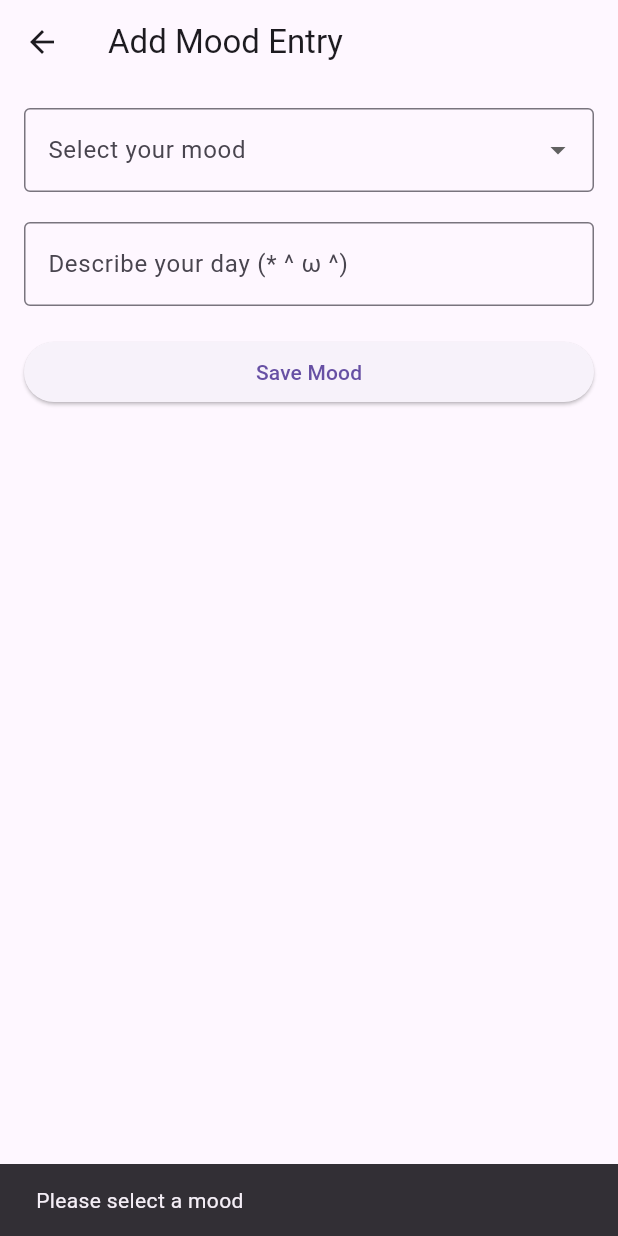
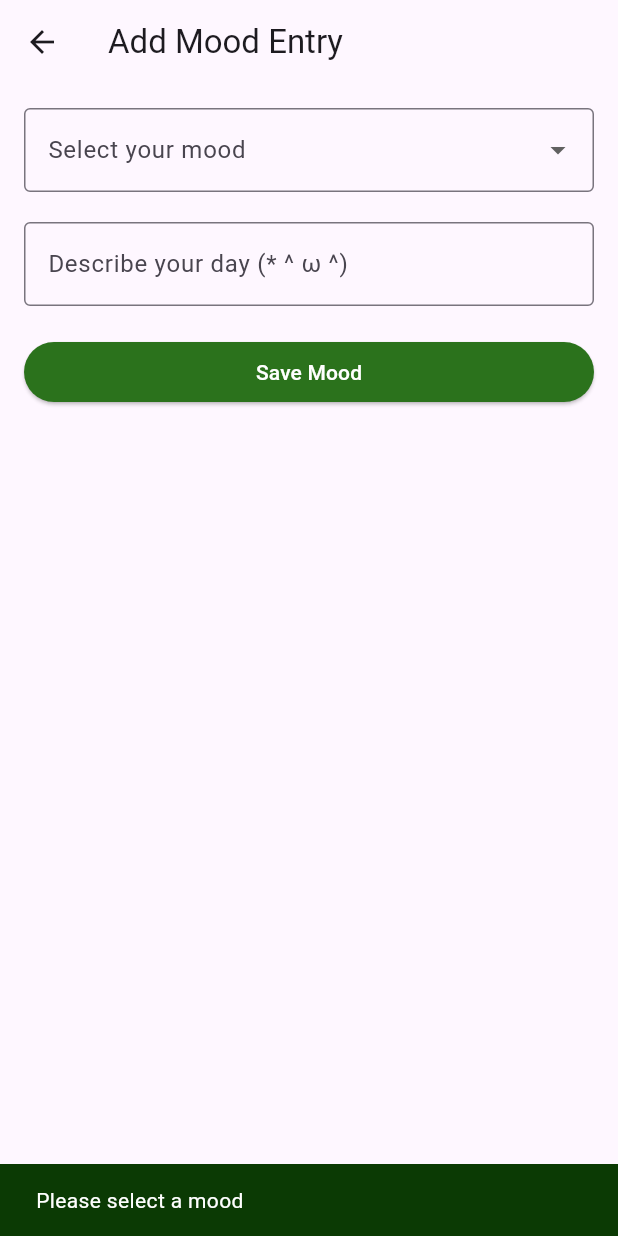
Before and after one commit to CMDF-team-project/Project, a Flutter app: the screen it shows after launch, item 4 of the bottom bar chosen, after a tap on "Save Mood", on a phone screen of 412 x 824 dp. Run offline on Flutter 3.47's test engine with Material 3 defaults, Android fonts, the phone set to English and light mode, and no system bars; our stand-ins replace connectivity_plus, firebase_core, firebase_database, table_calendar; accounts and stored records are empty.

Commit message:
decorate all buttons, set color for text

```diff
--- a/team_project/lib/screens/home_screen.dart
+++ b/team_project/lib/screens/home_screen.dart
@@ -147,7 +147,11 @@ class _HomeScreenState extends State<HomeScreen>
                 Icons.equalizer,
                 color: Colors.white,
               ),
-              onPressed: () {},
+              onPressed: () {
+                Navigator.of(context).pushReplacement(
+                  MaterialPageRoute(builder: (_) => const HomeScreen()),
+                );
+              },
             ),
             IconButton(
               icon: const Icon(
--- a/team_project/lib/screens/mood_page.dart
+++ b/team_project/lib/screens/mood_page.dart
@@ -51,8 +51,12 @@ class AddMoodEntryScreen extends StatelessWidget {
                 ),
                 const SizedBox(height: 20),
                 ElevatedButton(
+                  style: const ButtonStyle(
+                    backgroundColor: MaterialStatePropertyAll<Color>(Color.fromARGB(255, 43, 114, 28)),
+                    foregroundColor: MaterialStatePropertyAll<Color>(Colors.white),
+                  ),
                   onPressed: () => moodModel.saveMoodData(context),
-                  child: const Text('Save Mood'),
+                  child: Text('Save Mood'),
                 ),
               ],
             );
--- a/team_project/lib/storage/provider.dart
+++ b/team_project/lib/storage/provider.dart
@@ -60,15 +60,20 @@ class MoodModel with ChangeNotifier {
   Future<void> saveMoodData(BuildContext context) async {
     if (_selectedMood == null) {
       ScaffoldMessenger.of(context).showSnackBar(
-        const SnackBar(content: Text('Please select a mood')),
+        const SnackBar(backgroundColor: Color.fromARGB(255, 11, 58, 4), content: Text('Please select a mood',
+        style: TextStyle(color: Colors.white),)),
       );
       return;
     }
 
     if (await checkExistingEntry()) {
       ScaffoldMessenger.of(context).showSnackBar(
-        const SnackBar(content: Text('Mood data already exists for today')),
+        const SnackBar(backgroundColor: Color.fromARGB(255, 11, 58, 4), content: Text('Mood data already exists for today',
+        style: TextStyle(color: Colors.white),)),
       );
+
+      _selectedMood = null;
+      _descriptionController.clear();
       return;
     }
 
@@ -82,7 +87,8 @@ class MoodModel with ChangeNotifier {
 
 
       ScaffoldMessenger.of(context).showSnackBar(
-        const SnackBar(content: Text('Mood data saved successfully')),
+        const SnackBar(backgroundColor: Color.fromARGB(255, 11, 58, 4), content: Text('Mood data saved successfully',
+        style: TextStyle(color: Colors.white),)),
       );
 
       _selectedMood = null;
```
Also changed, not shown: team_project/lib/connectivity/no_connection_state_widget.dart (+19 -2 lines), team_project/lib/dialogue/mood_dialogue.dart (+15 -6 lines).
